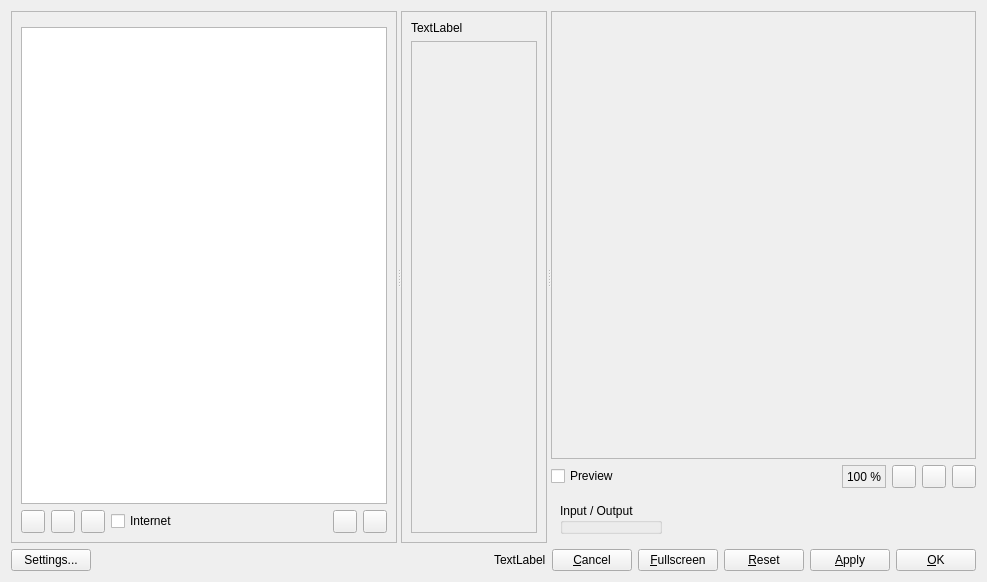
Qt form ui/mainwindow.ui (c-koi/gmic-qt) before a commit.
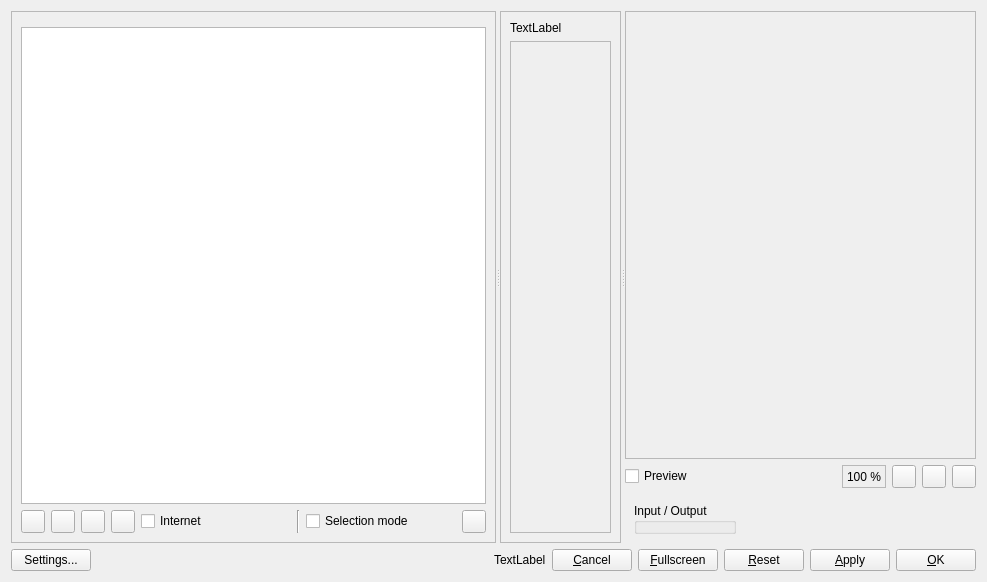
The same form after that commit. Icons and pictures are not drawn. Custom widgets are drawn as their Qt base class.

Commit message: Add visibility option for filters list

Diff of the .ui file:
```diff
--- a/ui/mainwindow.ui
+++ b/ui/mainwindow.ui
@@ -90,6 +90,19 @@
            </property>
           </widget>
          </item>
+         <item>
+          <widget class="QToolButton" name="tbRenameFave">
+           <property name="sizePolicy">
+            <sizepolicy hsizetype="Fixed" vsizetype="Preferred">
+             <horstretch>0</horstretch>
+             <verstretch>0</verstretch>
+            </sizepolicy>
+           </property>
+           <property name="text">
+            <string/>
+           </property>
+          </widget>
+         </item>
          <item>
           <widget class="QToolButton" name="tbUpdateFilters">
            <property name="sizePolicy">
@@ -114,15 +127,16 @@
           </widget>
          </item>
          <item>
-          <widget class="QToolButton" name="tbRenameFave">
-           <property name="sizePolicy">
-            <sizepolicy hsizetype="Fixed" vsizetype="Preferred">
-             <horstretch>0</horstretch>
-             <verstretch>0</verstretch>
-            </sizepolicy>
+          <widget class="Line" name="line_2">
+           <property name="orientation">
+            <enum>Qt::Vertical</enum>
            </property>
+          </widget>
+         </item>
+         <item>
+          <widget class="QCheckBox" name="cbFiltersSelectionMode">
            <property name="text">
-            <string/>
+            <string>Selection mode</string>
            </property>
           </widget>
          </item>
@@ -192,7 +206,7 @@
            <rect>
             <x>0</x>
             <y>0</y>
-            <width>123</width>
+            <width>95</width>
             <height>486</height>
            </rect>
           </property>
```
Left out of the diff: 2 changed lines with no effect on the pictures. The commit also changes 13 other files.
